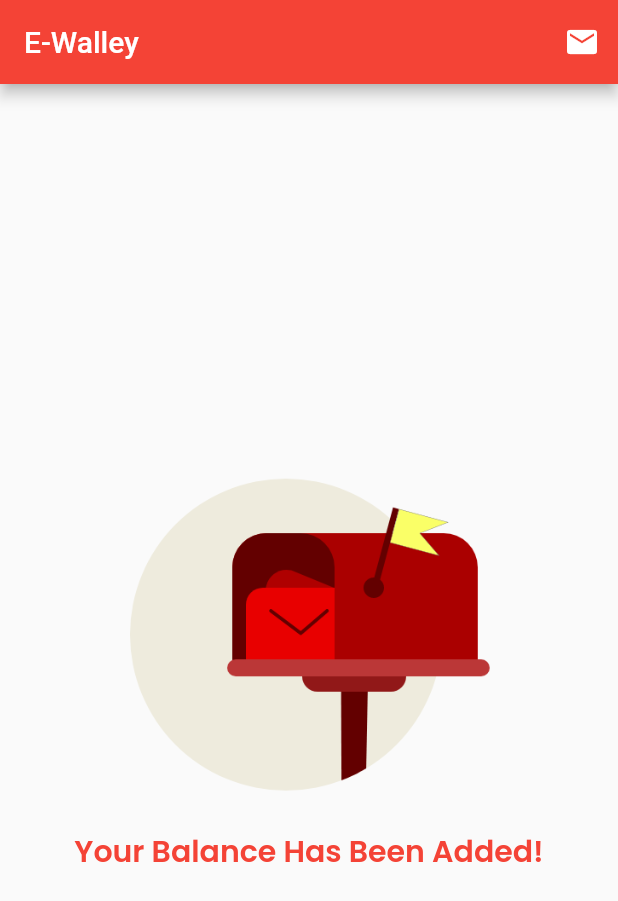
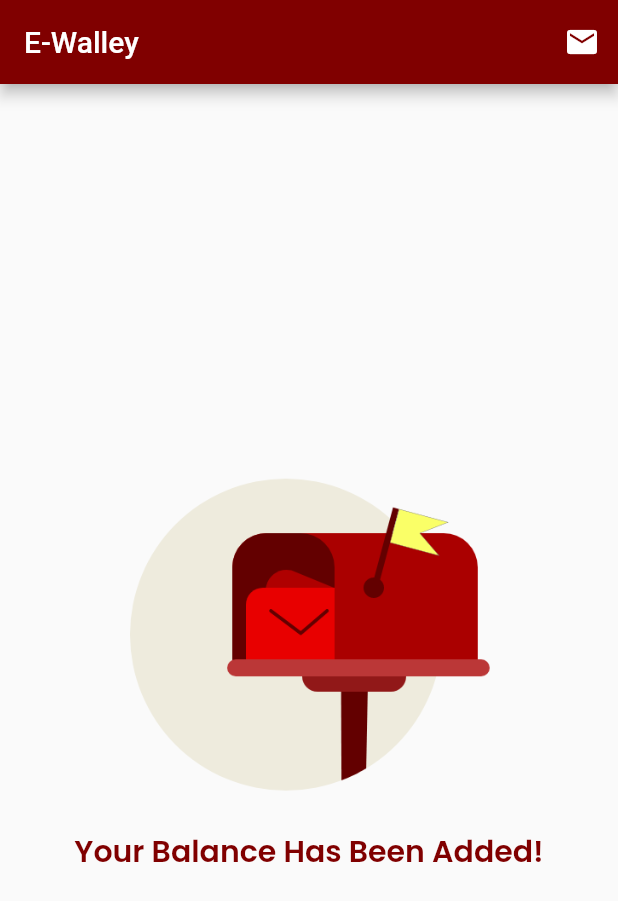
Before and after one commit to linggamdj/flutter-starter, a Flutter app: the screen it shows after launch, on a phone screen of 412 x 824 dp. Shown: the top 901 px of the screen. Run offline on Flutter 3.47's test engine with Material 2 defaults, Android fonts, the phone set to English and light mode, and no system bars.

Commit message:
custom color addition

```diff
--- /dev/null
+++ b/wallet_apps/lib/custom_color.dart
@@ -0,0 +1,3 @@
+import 'package:flutter/material.dart';
+
+Color maroon = Color(0XFF800000);
--- a/wallet_apps/lib/font_style.dart
+++ b/wallet_apps/lib/font_style.dart
@@ -1,8 +1,9 @@
 import 'package:flutter/material.dart';
+import 'custom_color.dart';
 
 TextStyle header = TextStyle(
   fontSize: 20,
-  color: Colors.red,
+  color: maroon,
   fontFamily: 'Poppins',
   fontWeight: FontWeight.w700,
 );
--- a/wallet_apps/lib/main.dart
+++ b/wallet_apps/lib/main.dart
@@ -1,5 +1,6 @@
 import 'package:flutter/material.dart';
 import 'font_style.dart';
+import 'custom_color.dart';
 
 void main() {
   runApp(MyApp());
@@ -19,7 +20,7 @@ class MyApp extends StatelessWidget {
       home: Scaffold(
         appBar: AppBar(
           title: Text("E-Walley"),
-          backgroundColor: Colors.red,
+          backgroundColor: maroon,
           actions: <Widget>[
             IconButton(icon: Icon(Icons.mail), onPressed: () {})
           ],
```
